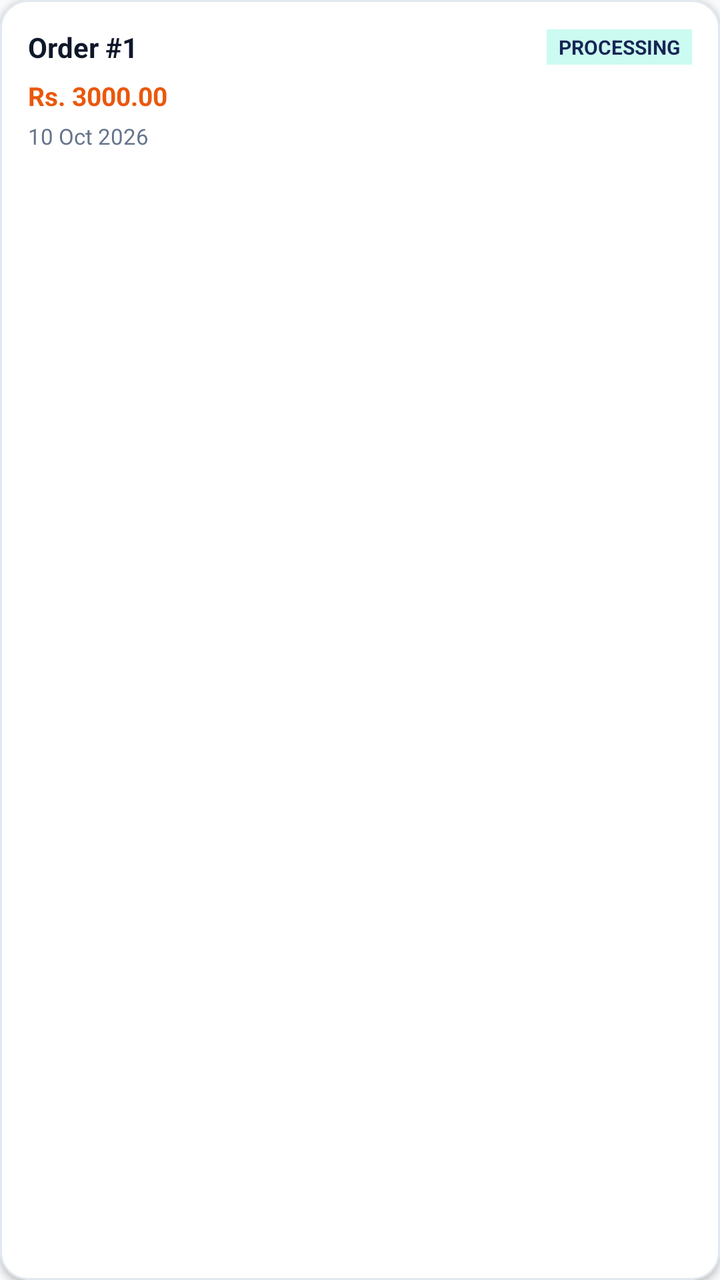
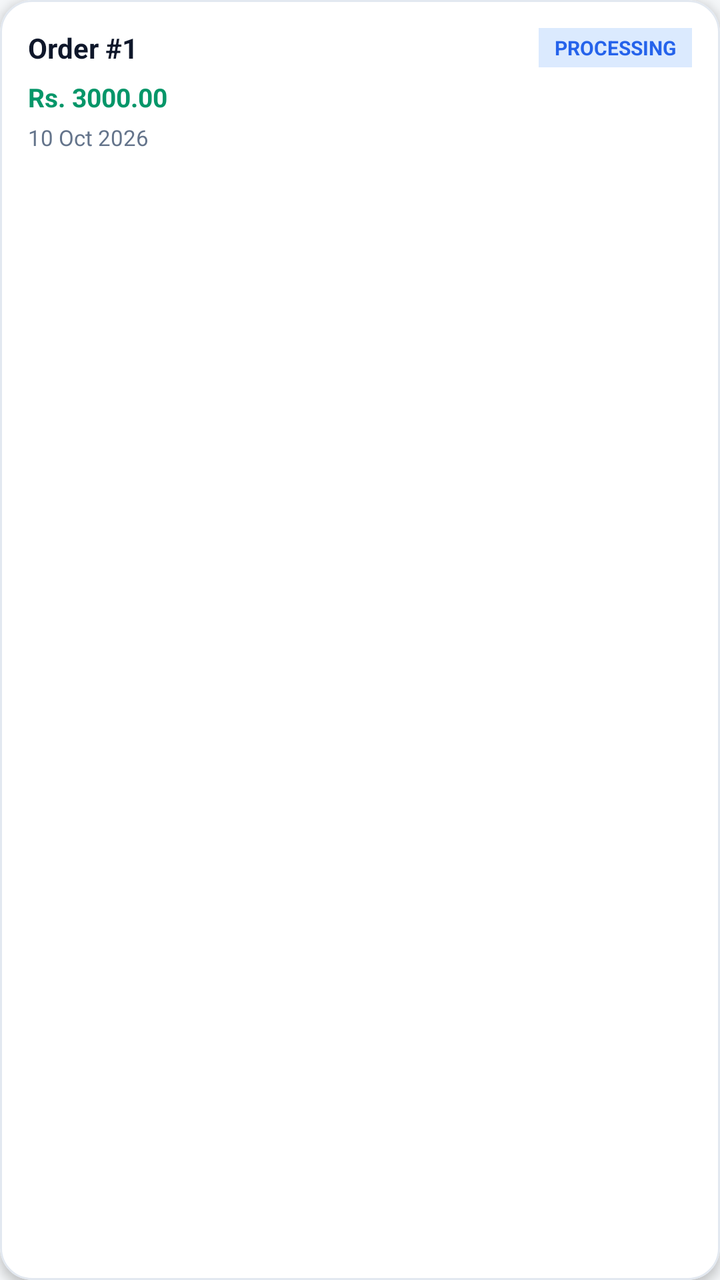

Compare the two renders of this Android layout. The source of the first and the diff that turns it into the second are given below.
<!-- AndroidManifest.xml: application theme Theme.PrintXpress -->
<!-- res/layout/item_order_card_compact.xml -->
<?xml version="1.0" encoding="utf-8"?>
<com.google.android.material.card.MaterialCardView xmlns:android="http://schemas.android.com/apk/res/android"
    xmlns:app="http://schemas.android.com/apk/res-auto"
    android:layout_width="220dp"
    android:layout_height="wrap_content"
    android:layout_marginEnd="12dp"
    android:layout_marginBottom="4dp"
    app:cardCornerRadius="14dp"
    app:cardElevation="2dp"
    app:cardBackgroundColor="@color/surface"
    app:strokeWidth="1dp"
    app:strokeColor="@color/card_stroke">

    <LinearLayout
        android:layout_width="match_parent"
        android:layout_height="wrap_content"
        android:orientation="vertical"
        android:padding="14dp">

        <LinearLayout
            android:layout_width="match_parent"
            android:layout_height="wrap_content"
            android:orientation="horizontal"
            android:gravity="center_vertical"
            android:layout_marginBottom="6dp">

            <TextView
                android:id="@+id/tvOrderNum"
                android:layout_width="0dp"
                android:layout_weight="1"
                android:layout_height="wrap_content"
                android:text="Order #1"
                android:textSize="14sp"
                android:textStyle="bold"
                android:textColor="@color/text_primary"/>

            <TextView
                android:id="@+id/tvOrderBadge"
                android:layout_width="wrap_content"
                android:layout_height="wrap_content"
                android:text="PROCESSING"
                android:textSize="10sp"
                android:textStyle="bold"
                android:textColor="@color/primary"
                android:background="@color/badge_teal"
                android:paddingHorizontal="6dp"
                android:paddingVertical="2dp"/>

        </LinearLayout>

        <TextView
            android:id="@+id/tvOrderPrice"
            android:layout_width="wrap_content"
            android:layout_height="wrap_content"
            android:text="Rs. 3000.00"
            android:textSize="13sp"
            android:textColor="@color/secondary"
            android:textStyle="bold"
            android:layout_marginBottom="4dp"/>

        <TextView
            android:id="@+id/tvOrderDate"
            android:layout_width="wrap_content"
            android:layout_height="wrap_content"
            android:text="10 Oct 2026"
            android:textSize="11sp"
            android:textColor="@color/text_secondary"/>

    </LinearLayout>

</com.google.android.material.card.MaterialCardView>
<!-- resources referenced by this layout -->
<resources>
  <color name="badge_teal">#CCFBF1</color>
  <color name="card_stroke">#E2E8F0</color>
  <color name="primary">#172554</color>
  <color name="secondary">#EA580C</color>
  <color name="surface">#FFFFFF</color>
  <color name="text_primary">#0F172A</color>
  <color name="text_secondary">#64748B</color>
  <style name="Theme.PrintXpress" parent="Theme.MaterialComponents.DayNight.NoActionBar">
          <item name="colorPrimary">@color/primary</item>
          <item name="colorPrimaryVariant">@color/primary_variant</item>
          <item name="colorSecondary">@color/secondary</item>
          <item name="colorSecondaryVariant">@color/secondary_variant</item>
          <item name="android:statusBarColor">@color/primary_variant</item>
          <item name="android:windowBackground">@color/background</item>
          <item name="colorSurface">@color/surface</item>
          <item name="colorOnSurface">@color/text_primary</item>
      </style>
  <color name="primary_variant">#0F172A</color>
  <color name="secondary_variant">#C2410C</color>
  <color name="background">#F8FAFC</color>
</resources>

<!-- the commit's change to res/layout/item_order_card_compact.xml (unified diff, before → after) -->
@@ -5,8 +5,8 @@
     android:layout_height="wrap_content"
     android:layout_marginEnd="12dp"
     android:layout_marginBottom="4dp"
-    app:cardCornerRadius="14dp"
-    app:cardElevation="2dp"
+    app:cardCornerRadius="16dp"
+    app:cardElevation="3dp"
     app:cardBackgroundColor="@color/surface"
     app:strokeWidth="1dp"
     app:strokeColor="@color/card_stroke">
@@ -41,10 +41,10 @@
                 android:text="PROCESSING"
                 android:textSize="10sp"
                 android:textStyle="bold"
-                android:textColor="@color/primary"
-                android:background="@color/badge_teal"
-                android:paddingHorizontal="6dp"
-                android:paddingVertical="2dp"/>
+                android:textColor="#2563EB"
+                android:background="#DBEAFE"
+                android:paddingHorizontal="8dp"
+                android:paddingVertical="3dp"/>
 
         </LinearLayout>
 
@@ -54,7 +54,7 @@
             android:layout_height="wrap_content"
             android:text="Rs. 3000.00"
             android:textSize="13sp"
-            android:textColor="@color/secondary"
+            android:textColor="#059669"
             android:textStyle="bold"
             android:layout_marginBottom="4dp"/>
 
<!-- resource entries referenced after the edit -->
@@ -1,9 +1,8 @@
 <!-- resources referenced by this layout -->
 <resources>
-  <color name="badge_teal">#CCFBF1</color>
   <color name="card_stroke">#E2E8F0</color>
-  <color name="primary">#172554</color>
-  <color name="secondary">#EA580C</color>
+  <color name="primary">#2563EB</color>
+  <color name="secondary">#FF9F1C</color>
   <color name="surface">#FFFFFF</color>
   <color name="text_primary">#0F172A</color>
   <color name="text_secondary">#64748B</color>
@@ -17,8 +16,8 @@
           <item name="colorSurface">@color/surface</item>
           <item name="colorOnSurface">@color/text_primary</item>
       </style>
-  <color name="primary_variant">#0F172A</color>
-  <color name="secondary_variant">#C2410C</color>
-  <color name="background">#F8FAFC</color>
+  <color name="primary_variant">#172554</color>
+  <color name="secondary_variant">#EA580C</color>
+  <color name="background">#F4F6F8</color>
 </resources>
 
